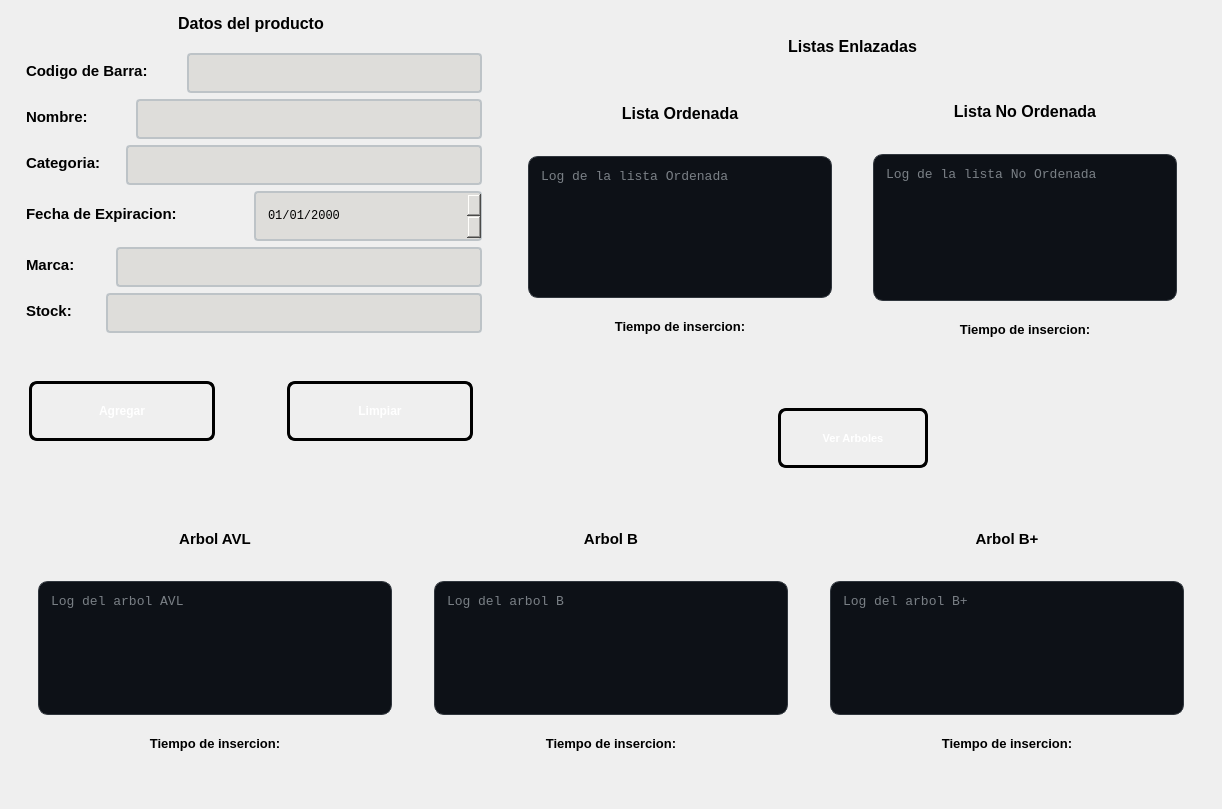
Qt form ui/pantallaagregar.ui (pablo-mald03/Proyecto-No1-EDD) before a commit.
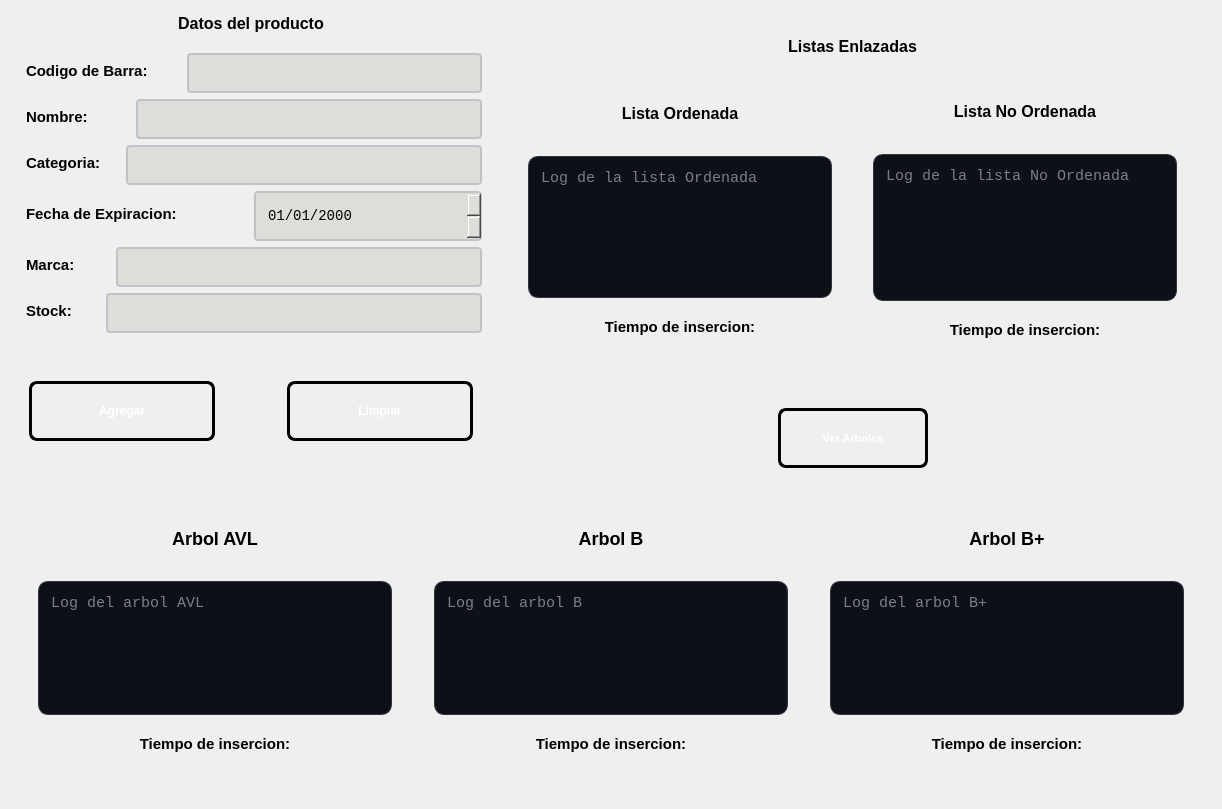
The same form after that commit. Icons and pictures are not drawn.

Patch:
```diff
--- a/ui/pantallaagregar.ui
+++ b/ui/pantallaagregar.ui
@@ -337,6 +337,7 @@
     padding: 5px 10px;
     background-color: rgb(222, 221, 218);
     color: rgb(0, 0, 0);
+	font-size: 14px;
     font-family: Consolas, monospace;
 }
 
@@ -816,7 +817,7 @@
     border-radius: 10px;          
     padding: 8px;
     font-family: Consolas, monospace;
-    font-size: 13px;
+    font-size: 15px;
 }</string>
                      </property>
                      <property name="placeholderText">
@@ -839,7 +840,7 @@
 	stop:0 rgb(0, 0, 0), 
 	stop:1 rgb(8, 2, 48));
 
-  	 font-size: 13px;
+  	 font-size: 15px;
     font-weight: bold;
     font-family: &quot;Segoe UI&quot;, Arial;
     
@@ -938,7 +939,7 @@
     border-radius: 10px;          
     padding: 8px;
     font-family: Consolas, monospace;
-    font-size: 13px;
+    font-size: 15px;
 }</string>
                      </property>
                      <property name="placeholderText">
@@ -961,7 +962,7 @@
 	stop:0 rgb(0, 0, 0), 
 	stop:1 rgb(8, 2, 48));
 
-  	 font-size: 13px;
+  	 font-size: 15px;
     font-weight: bold;
     font-family: &quot;Segoe UI&quot;, Arial;
     
@@ -1139,7 +1140,7 @@
 	stop:0 rgb(0, 0, 0), 
 	stop:1 rgb(77, 5, 57));
 
-  	 font-size: 15px;
+  	 font-size: 18px;
     font-weight: bold;
     font-family: &quot;Segoe UI&quot;, Arial;
     
@@ -1189,7 +1190,7 @@
     border-radius: 10px;          
     padding: 8px;
     font-family: Consolas, monospace;
-    font-size: 13px;
+    font-size: 15px;
 }</string>
               </property>
               <property name="placeholderText">
@@ -1212,7 +1213,7 @@
 	stop:0 rgb(0, 0, 0), 
 	stop:1 rgb(8, 2, 48));
 
-  	 font-size: 13px;
+  	 font-size: 15px;
     font-weight: bold;
     font-family: &quot;Segoe UI&quot;, Arial;
     
@@ -1267,7 +1268,7 @@
 	stop:0 rgb(0, 0, 0), 
 	stop:1 rgb(77, 5, 57));
 
-  	 font-size: 15px;
+  	 font-size: 18px;
     font-weight: bold;
     font-family: &quot;Segoe UI&quot;, Arial;
     
@@ -1317,7 +1318,7 @@
     border-radius: 10px;          
     padding: 8px;
     font-family: Consolas, monospace;
-    font-size: 13px;
+    font-size: 15px;
 }</string>
               </property>
               <property name="placeholderText">
@@ -1340,7 +1341,7 @@
 	stop:0 rgb(0, 0, 0), 
 	stop:1 rgb(8, 2, 48));
 
-  	 font-size: 13px;
+  	 font-size: 15px;
     font-weight: bold;
     font-family: &quot;Segoe UI&quot;, Arial;
     
@@ -1395,7 +1396,7 @@
 	stop:0 rgb(0, 0, 0), 
 	stop:1 rgb(77, 5, 57));
 
-  	 font-size: 15px;
+  	 font-size: 18px;
     font-weight: bold;
     font-family: &quot;Segoe UI&quot;, Arial;
     
@@ -1445,7 +1446,7 @@
     border-radius: 10px;          
     padding: 8px;
     font-family: Consolas, monospace;
-    font-size: 13px;
+    font-size: 15px;
 }</string>
               </property>
               <property name="placeholderText">
@@ -1468,7 +1469,7 @@
 	stop:0 rgb(0, 0, 0), 
 	stop:1 rgb(8, 2, 48));
 
-  	 font-size: 13px;
+  	 font-size: 15px;
     font-weight: bold;
     font-family: &quot;Segoe UI&quot;, Arial;
     
```
Left out of the diff: 10 changed lines with no effect on the pictures.
